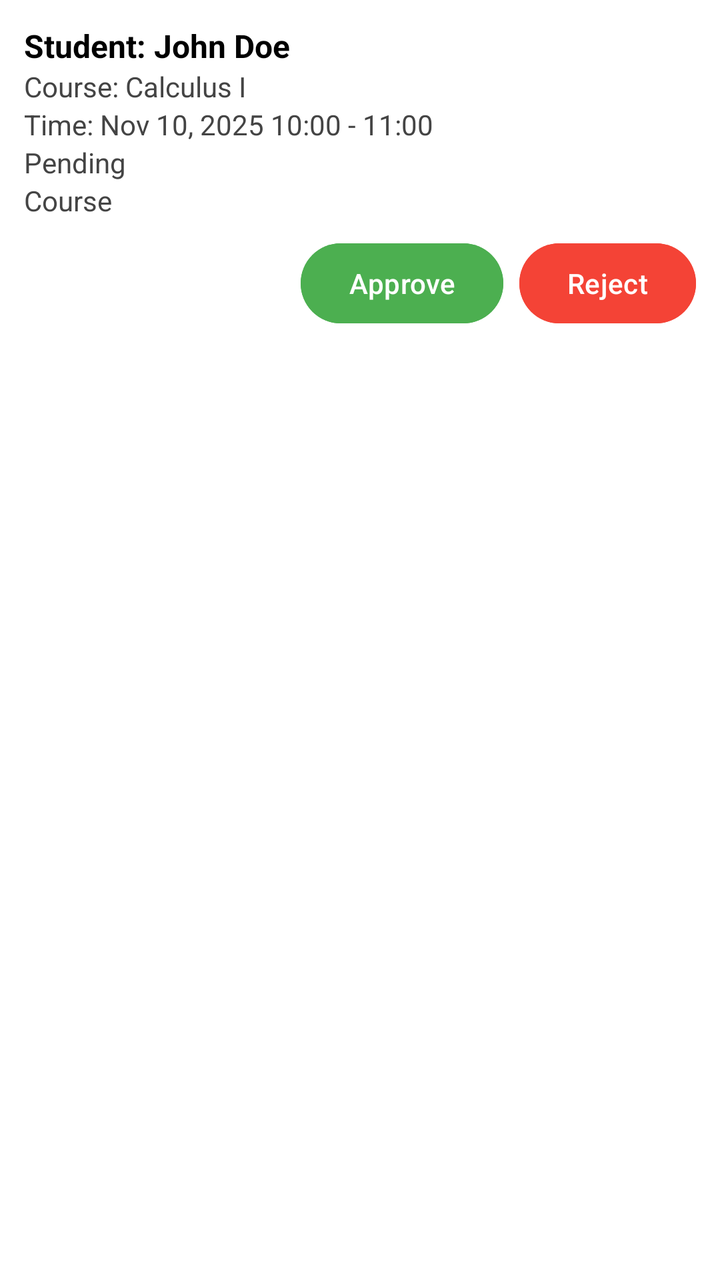
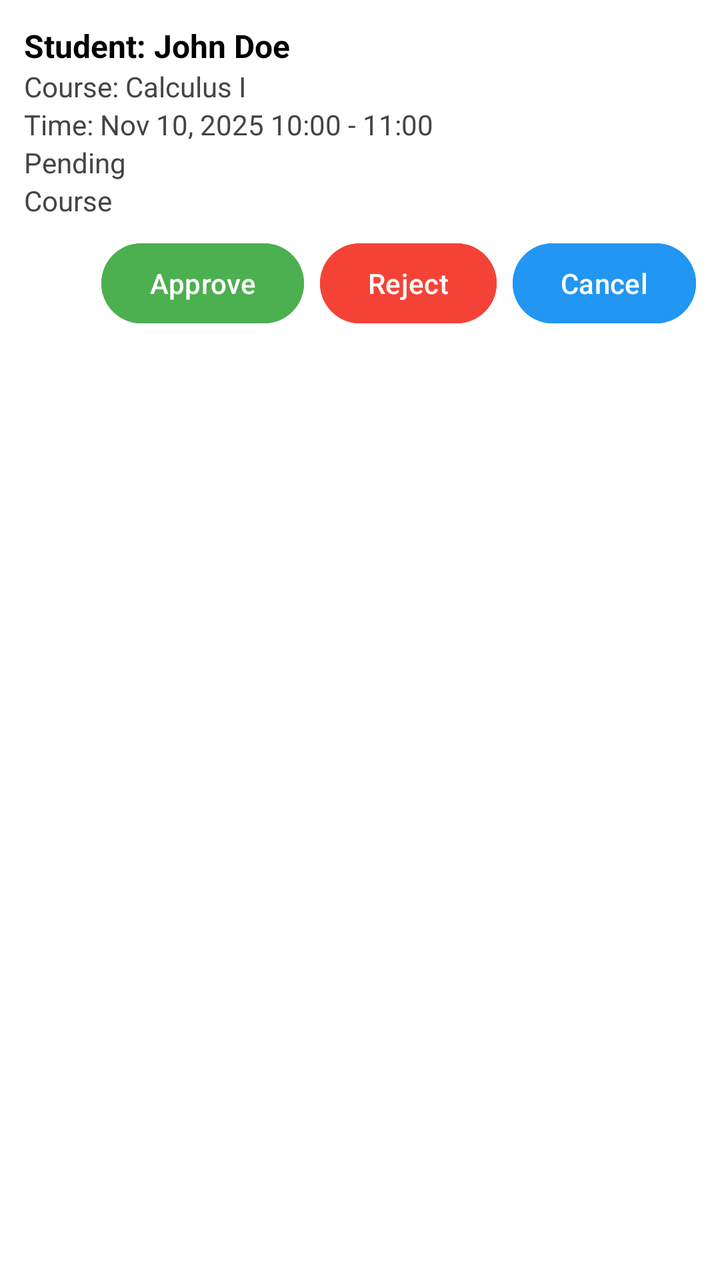

Two renders of the same Android screen: before a commit and after it. Below are the layout's source before the change and the commit's diff.
<!-- AndroidManifest.xml: application theme Theme.Math_tutor_application -->
<!-- res/layout/div3_item_session_request.xml -->
<?xml version="1.0" encoding="utf-8"?>
<LinearLayout xmlns:android="http://schemas.android.com/apk/res/android"
    android:layout_width="match_parent"
    android:layout_height="wrap_content"
    android:orientation="vertical"
    android:padding="12dp"
    android:background="@android:color/white"
    android:layout_marginBottom="8dp"
    android:elevation="2dp">

    <TextView
        android:id="@+id/studentName"
        android:layout_width="wrap_content"
        android:layout_height="wrap_content"
        android:text="Student: John Doe"
        android:textStyle="bold"
        android:textSize="16sp"
        android:textColor="#000000" />


    <TextView
        android:id="@+id/course"
        android:layout_width="wrap_content"
        android:layout_height="wrap_content"
        android:text="Course: Calculus I"
        android:textSize="14sp"
        android:textColor="#444444" />

    <TextView
        android:id="@+id/time"
        android:layout_width="wrap_content"
        android:layout_height="wrap_content"
        android:text="Time: Nov 10, 2025 10:00 - 11:00"
        android:textSize="14sp"
        android:textColor="#444444" />

    <TextView
        android:id="@+id/status"
        android:layout_width="wrap_content"
        android:layout_height="wrap_content"
        android:text="Pending"
        android:textSize="14sp"
        android:textColor="#444444" />
    <TextView
        android:id="@+id/realCourse"
        android:layout_width="wrap_content"
        android:layout_height="wrap_content"
        android:text="Course"
        android:textSize="14sp"
        android:textColor="#444444" />

    <LinearLayout
        android:layout_width="match_parent"
        android:layout_height="wrap_content"
        android:orientation="horizontal"
        android:gravity="end"
        android:layout_marginTop="8dp">

        <Button
            android:id="@+id/approveBtn"
            android:layout_width="wrap_content"
            android:layout_height="wrap_content"
            android:text="Approve"
            android:backgroundTint="#4CAF50"
            android:textColor="#FFFFFF" />

        <Button
            android:id="@+id/rejectBtn"
            android:layout_width="wrap_content"
            android:layout_height="wrap_content"
            android:text="Reject"
            android:layout_marginStart="8dp"
            android:backgroundTint="#F44336"
            android:textColor="#FFFFFF" />
    </LinearLayout>
</LinearLayout>
<!-- resources referenced by this layout -->
<resources>
  <style name="Theme.Math_tutor_application" parent="Base.Theme.Math_tutor_application" />
  <style name="Base.Theme.Math_tutor_application" parent="Theme.Material3.DayNight.NoActionBar">
          
          
      </style>
</resources>

<!-- the commit's change to res/layout/div3_item_session_request.xml (unified diff, before → after) -->
@@ -72,5 +72,14 @@
             android:layout_marginStart="8dp"
             android:backgroundTint="#F44336"
             android:textColor="#FFFFFF" />
+
+        <Button
+            android:id="@+id/cancelBtn"
+            android:layout_width="wrap_content"
+            android:layout_height="wrap_content"
+            android:text="Cancel"
+            android:layout_marginStart="8dp"
+            android:backgroundTint="#2196F3"
+            android:textColor="#FFFFFF" />
     </LinearLayout>
 </LinearLayout>
